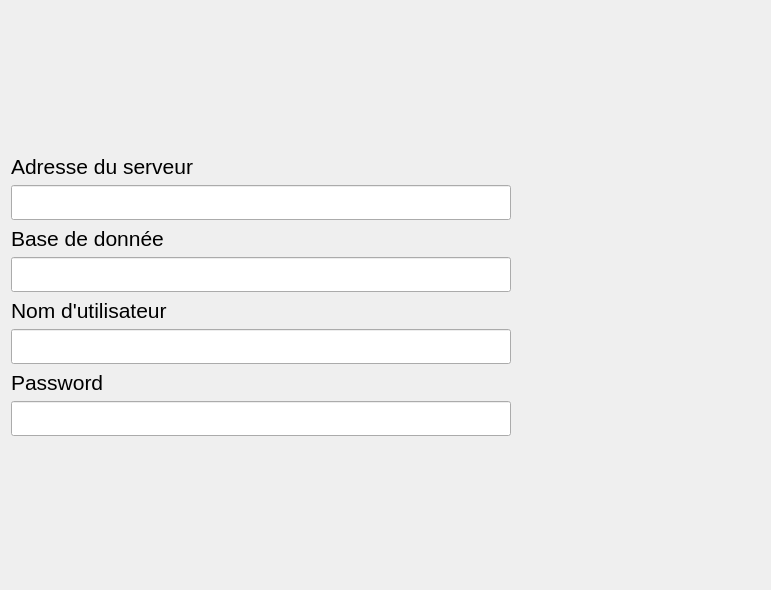
Qt form App/Juntos/uipref.ui (workspacerg/Juntos) before a commit.
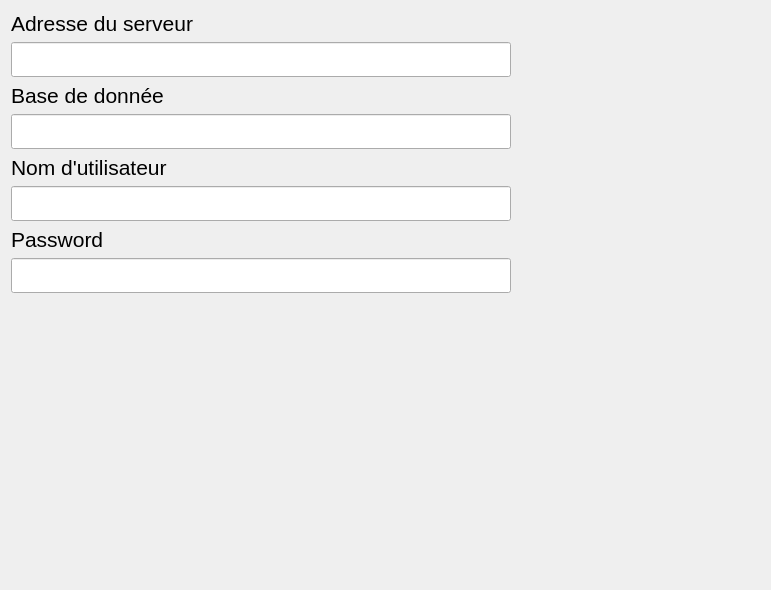
The same form after that commit. Icons and pictures are not drawn.

```diff
--- a/App/Juntos/uipref.ui
+++ b/App/Juntos/uipref.ui
@@ -14,7 +14,7 @@
    <string>Form</string>
   </property>
   <layout class="QGridLayout" name="gridLayout">
-   <item row="2" column="0">
+   <item row="1" column="0">
     <layout class="QVBoxLayout" name="verticalLayout">
      <item>
       <widget class="QLabel" name="label">
@@ -134,20 +134,7 @@
      </item>
     </layout>
    </item>
-   <item row="0" column="0">
-    <spacer name="verticalSpacer_2">
-     <property name="orientation">
-      <enum>Qt::Vertical</enum>
-     </property>
-     <property name="sizeHint" stdset="0">
-      <size>
-       <width>20</width>
-       <height>40</height>
-      </size>
-     </property>
-    </spacer>
-   </item>
-   <item row="3" column="0">
+   <item row="2" column="0">
     <spacer name="verticalSpacer">
      <property name="orientation">
       <enum>Qt::Vertical</enum>
@@ -160,7 +147,7 @@
      </property>
     </spacer>
    </item>
-   <item row="2" column="1">
+   <item row="1" column="1">
     <widget class="QPushButton" name="SaveButton">
      <property name="text">
       <string/>
```
